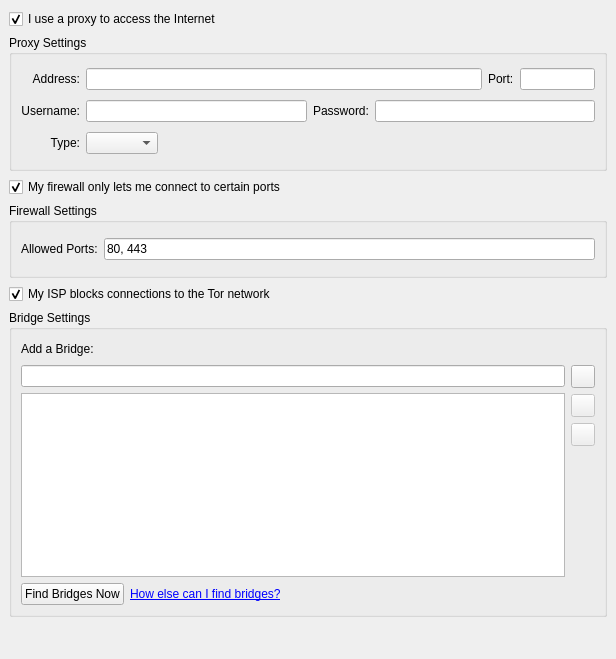
Above: src/vidalia/config/NetworkPage.ui from a-ilin/vidalia before the change. Below: the same form after it.
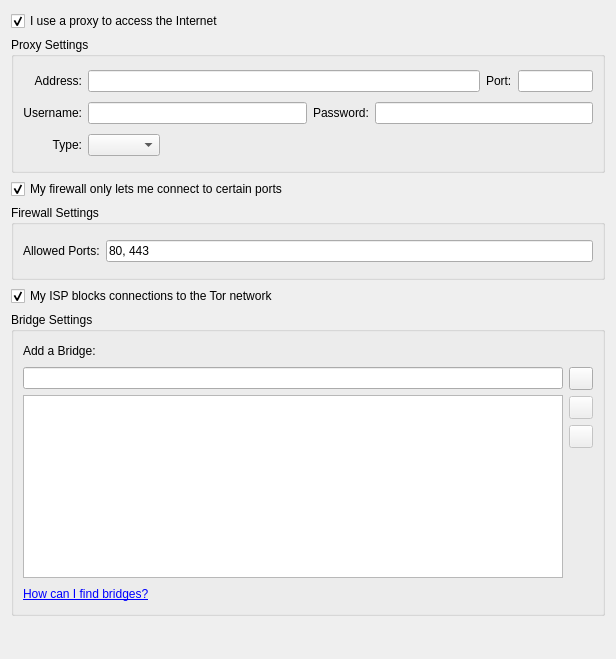
That is the form after the change. Icons and pictures are not drawn.

Commit message: Remove Find bridges button and the rest of the functionality

The edit to the form file:
```diff
--- a/src/vidalia/config/NetworkPage.ui
+++ b/src/vidalia/config/NetworkPage.ui
@@ -14,12 +14,6 @@
    <enum>Qt::NoContextMenu</enum>
   </property>
   <layout class="QVBoxLayout">
-   <property name="spacing">
-    <number>6</number>
-   </property>
-   <property name="margin">
-    <number>9</number>
-   </property>
    <item>
     <widget class="QCheckBox" name="chkUseProxy">
      <property name="toolTip">
@@ -57,12 +51,6 @@
       <string>Proxy Settings</string>
      </property>
      <layout class="QGridLayout">
-      <property name="margin">
-       <number>9</number>
-      </property>
-      <property name="spacing">
-       <number>6</number>
-      </property>
       <item row="0" column="0">
        <widget class="QLabel" name="lblProxyAddress">
         <property name="text">
@@ -75,12 +63,6 @@
       </item>
       <item row="0" column="1" colspan="2">
        <layout class="QHBoxLayout">
-        <property name="spacing">
-         <number>6</number>
-        </property>
-        <property name="margin">
-         <number>0</number>
-        </property>
         <item>
          <widget class="QLineEdit" name="lineProxyAddress"/>
         </item>
@@ -118,12 +100,6 @@
       </item>
       <item row="1" column="1" colspan="2">
        <layout class="QHBoxLayout">
-        <property name="spacing">
-         <number>6</number>
-        </property>
-        <property name="margin">
-         <number>0</number>
-        </property>
         <item>
          <widget class="QLineEdit" name="lineProxyUsername"/>
         </item>
@@ -206,12 +182,6 @@
       <string>Firewall Settings</string>
      </property>
      <layout class="QHBoxLayout">
-      <property name="spacing">
-       <number>6</number>
-      </property>
-      <property name="margin">
-       <number>9</number>
-      </property>
       <item>
        <widget class="QLabel" name="lblReachablePorts">
         <property name="text">
@@ -263,20 +233,8 @@
       <string>Bridge Settings</string>
      </property>
      <layout class="QVBoxLayout">
-      <property name="spacing">
-       <number>6</number>
-      </property>
-      <property name="margin">
-       <number>9</number>
-      </property>
       <item>
        <layout class="QHBoxLayout">
-        <property name="spacing">
-         <number>6</number>
-        </property>
-        <property name="margin">
-         <number>0</number>
-        </property>
         <item>
          <widget class="QLabel" name="lblAddBridge">
           <property name="text">
@@ -301,20 +259,8 @@
       </item>
       <item>
        <layout class="QHBoxLayout">
-        <property name="spacing">
-         <number>6</number>
-        </property>
-        <property name="margin">
-         <number>0</number>
-        </property>
         <item>
          <layout class="QVBoxLayout">
-          <property name="spacing">
-           <number>6</number>
-          </property>
-          <property name="margin">
-           <number>0</number>
-          </property>
           <item>
            <widget class="QLineEdit" name="lineBridge">
             <property name="maxLength">
@@ -336,12 +282,6 @@
         </item>
         <item>
          <layout class="QVBoxLayout">
-          <property name="spacing">
-           <number>6</number>
-          </property>
-          <property name="margin">
-           <number>0</number>
-          </property>
           <item>
            <widget class="QToolButton" name="btnAddBridge">
             <property name="text">
@@ -406,20 +346,13 @@
       </item>
       <item>
        <layout class="QHBoxLayout" name="horizontalLayout_3">
-        <item>
-         <widget class="QPushButton" name="btnFindBridges">
-          <property name="text">
-           <string>Find Bridges Now</string>
-          </property>
-         </widget>
-        </item>
         <item>
          <widget class="QLabel" name="lblHelpFindBridges">
           <property name="cursor">
            <cursorShape>PointingHandCursor</cursorShape>
           </property>
           <property name="text">
-           <string>&lt;a href=&quot;bridges.finding&quot;&gt;How else can I find bridges?&lt;/a&gt;</string>
+           <string>&lt;a href=&quot;bridges.finding&quot;&gt;How can I find bridges?&lt;/a&gt;</string>
           </property>
          </widget>
         </item>
```
Left out of the diff: 10 changed lines with no effect on the pictures. The commit also changes 8 other files.
